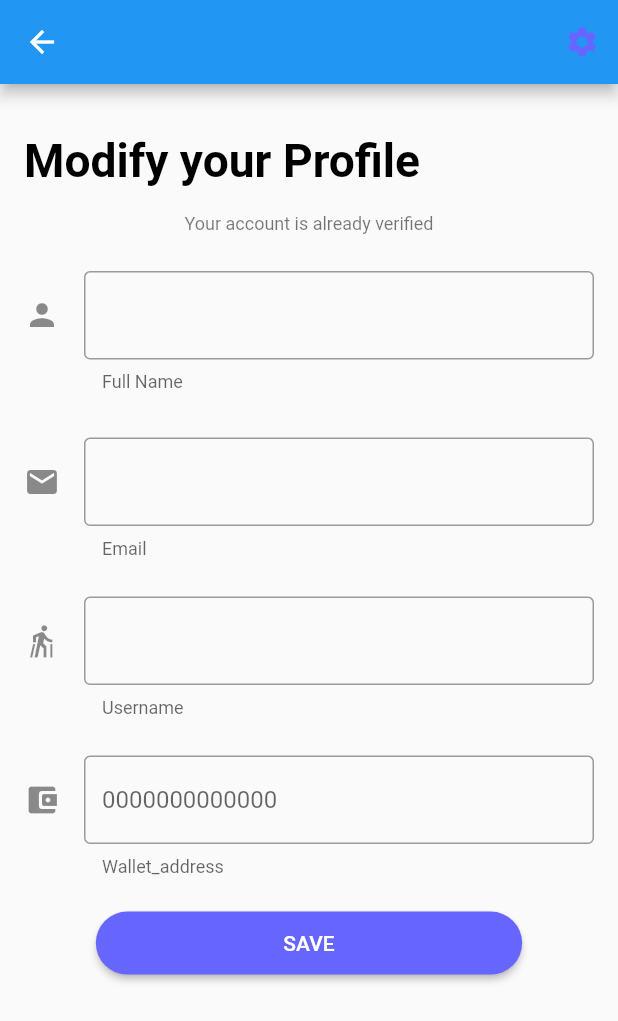
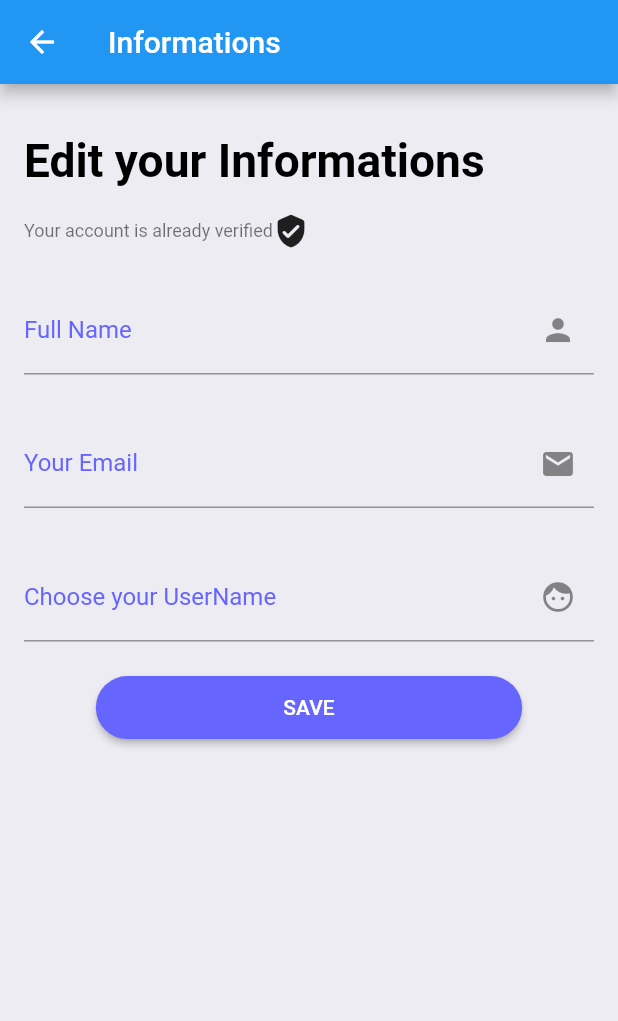
Before and after one commit to youssefzmander/Eventado, a Flutter app: the EditProfilePage screen opened directly, on a phone screen of 412 x 824 dp. Shown: the top 1021 px of the screen. Run offline on Flutter 3.47's test engine with Material 2 defaults, Android fonts, the phone set to English and light mode, and no system bars; our stand-ins replace image_picker, shared_preferences, timezone; accounts and stored records are empty.

Commit message:
profile ui

```diff
--- a/lib/UserHome/events.dart
+++ b/lib/UserHome/events.dart
@@ -51,7 +51,9 @@ class _EventsState extends State<Events> {
         if (snapshot.hasData) {
           int _currentIndex;
           return Scaffold(
+              backgroundColor: Color(0xFFEDECF2),
               appBar: AppBar(
+                backgroundColor: Color(0xFFEDECF2),
                 elevation: 0,
                 title: const Text("My Events"),
                 leading: IconButton(
--- a/lib/drawer_widgets/modifierProfile.dart
+++ b/lib/drawer_widgets/modifierProfile.dart
@@ -11,7 +11,6 @@ import 'dart:convert';
 import 'package:shared_preferences/shared_preferences.dart';
 
 import '../utils/size_config.dart';
-import 'Settings.dart';
 
 class ModifierProfile extends StatefulWidget {
   @override
@@ -35,18 +34,16 @@ class EditProfilePage extends StatefulWidget {
 }
 
 class _EditProfilePageState extends State<EditProfilePage> {
-  bool showPassword = false;
-  late String _id;
+  String? _id;
 
-  String? _f_name;
-  String? _username;
-  String? _email;
-
+  late String? _f_name;
+  late String? _username;
+  late String? _email;
   late SharedPreferences prefs;
 
   final String _baseUrl = "10.0.2.2:3001";
+  final GlobalKey<FormState> _formKey = GlobalKey<FormState>();
 
-  final GlobalKey<FormState> _formKey = GlobalKey<FormState>();
   late Future<bool> fetchedUser;
   Future<bool> fetchUser() async {
     prefs = await SharedPreferences.getInstance();
@@ -67,7 +64,9 @@ class _EditProfilePageState extends State<EditProfilePage> {
   @override
   Widget build(BuildContext context) {
     return Scaffold(
+      backgroundColor: Color(0xFFEDECF2),
       appBar: AppBar(
+        title: const Text("Informations"),
         leading: IconButton(
           icon: const Icon(
             Icons.arrow_back,
@@ -77,49 +76,37 @@ class _EditProfilePageState extends State<EditProfilePage> {
                 context, MaterialPageRoute(builder: (context) => Profile()));
           },
         ),
-        actions: [
-          IconButton(
-            icon: const Icon(
-              Icons.settings,
-              color: color,
-            ),
-            onPressed: () {
-              Navigator.of(context).push(MaterialPageRoute(
-                  builder: (BuildContext context) => Settings()));
-            },
-          ),
-        ],
       ),
       body: Container(
         padding: EdgeInsets.only(left: 16, top: 25, right: 16),
-        child: GestureDetector(
-          onTap: () {
-            FocusScope.of(context).unfocus();
-          },
         child: ListView(
           children: [
-              Text("Modify your Profile", style: headingStyle),
+            Text("Edit your Informations", style: headingStyle),
             const SizedBox(
               height: 15,
             ),
+            Row(
+              children: [
                 Text(
                   "Your account is already verified",
                   textAlign: TextAlign.center,
                   style: Theme.of(context).textTheme.caption,
                 ),
+                Icon(Icons.verified_user_rounded),
+              ],
+            ),
             SizedBox(height: SizeConfig.screenHeight * 0.03),
             Form(
+              key: _formKey,
               child: Column(
                 children: <Widget>[
                   TextFormField(
                       decoration: InputDecoration(
-                        border: const OutlineInputBorder(),
-                        hintText: (_f_name),
-                        icon: Icon(Icons.person),
-                        helperText: "Full Name",
-                        floatingLabelBehavior: FloatingLabelBehavior.always,
+                        suffixIcon: Icon(Icons.person),
+                        border: const UnderlineInputBorder(),
+                        labelText: "Full Name",
                         labelStyle: TextStyle(
-                          color: Color.fromARGB(255, 3, 29, 116),
+                          color: color,
                         ),
                       ),
                       onSaved: (String? value) {
@@ -135,12 +122,11 @@ class _EditProfilePageState extends State<EditProfilePage> {
                   const SizedBox(height: 30),
                   TextFormField(
                     decoration: InputDecoration(
-                      border: const OutlineInputBorder(),
-                      hintText: (_email),
-                      helperText: "Email",
-                      icon: Icon(Icons.email),
+                      suffixIcon: Icon(Icons.email),
+                      border: const UnderlineInputBorder(),
+                      labelText: "Your Email",
                       labelStyle: TextStyle(
-                        color: Colors.grey[400],
+                        color: color,
                       ),
                     ),
                     onSaved: (String? value) {
@@ -156,38 +142,25 @@ class _EditProfilePageState extends State<EditProfilePage> {
                       }
                     },
                   ),
-                  const SizedBox(height: 25),
+                  const SizedBox(height: 30),
                   TextFormField(
-                    decoration: InputDecoration(
-                        hintText: (_username),
-                        icon: Icon(Icons.nordic_walking_sharp),
-                        helperText: "Username",
+                    decoration: const InputDecoration(
+                        suffixIcon: Icon(Icons.face),
+                        labelText: "Choose your UserName",
                         labelStyle: TextStyle(
-                          color: Colors.grey[400],
+                          color: color,
                         ),
-                        border: const OutlineInputBorder()),
+                        border: UnderlineInputBorder()),
                     onSaved: (String? value) {
                       _username = value;
                     },
                     validator: (String? value) {
-                      if (value!.isEmpty || value.length < 8) {
+                      if (value!.isEmpty || value.length < 5) {
                         return "Too short !";
                       } else {
                         return null;
                       }
                     },
-                  ),
-                  const SizedBox(height: 25),
-                  TextFormField(
-                    decoration: InputDecoration(
-                        hintText: ("0000000000000"),
-                        icon: Icon(Icons.account_balance_wallet_rounded),
-                        helperText: "Wallet_address",
-                        labelStyle: TextStyle(
-                          color: Colors.grey[400],
-                        ),
-                        border: const OutlineInputBorder()),
-                    onSaved: (String? value) {},
                   ),
                   const SizedBox(
                     height: 20,
@@ -218,14 +191,23 @@ class _EditProfilePageState extends State<EditProfilePage> {
                           "Content-Type": "application/json; charset=UTF-8"
                         };
                         http
-                            .put(Uri.http(_baseUrl, "/user" + _id),
+                            .put(Uri.http(_baseUrl, "/user/$_id"),
                                 headers: headers, body: json.encode(userData))
                             .then((http.Response response) {
                           if (response.statusCode == 201) {
+                            showDialog(
+                                context: context,
+                                builder: (BuildContext) {
+                                  return const AlertDialog(
+                                    title: Text("Information"),
+                                    content:
+                                        Text("Profile updated successfully"),
+                                  );
+                                });
                             Navigator.push(
                               context,
                               MaterialPageRoute(
-                                builder: (context) => MyHomePage(),
+                                builder: (context) => Profile(),
                               ),
                             );
                           } else {
@@ -244,15 +226,15 @@ class _EditProfilePageState extends State<EditProfilePage> {
                     },
                   ),
                 ],
-              )),
+              ),
+            ),
           ],
-          ),
         ),
       ),
     );
   }
 }
-
+/*
 class EdiImage extends StatefulWidget {
   const EdiImage({Key? key}) : super(key: key);
 
@@ -349,3 +331,4 @@ class _EditImageProfileState extends State<EdiImage> {
     }
   }
 }
+*/
--- a/lib/main.dart
+++ b/lib/main.dart
@@ -1,10 +1,10 @@
 import 'package:flutter/material.dart';
-import 'package:pim/utils/size_config.dart';
 import 'singin.out/welcome_page.dart';
 
 const color = const Color(0xFF6666ff);
 
 void main() {
+  WidgetsFlutterBinding.ensureInitialized();
   runApp(MyApp());
 }
 
--- a/lib/models/event_model.dart
+++ b/lib/models/event_model.dart
@@ -1,7 +1,3 @@
-import 'dart:convert';
-
-import 'package:http/http.dart' as http;
-
 class Event {
   String name;
   String description;
--- a/lib/singin.out/login_page.dart
+++ b/lib/singin.out/login_page.dart
@@ -4,9 +4,7 @@ import '../main.dart';
 import '../UserHome/home.dart';
 import 'package:http/http.dart' as http;
 import 'dart:convert';
-import 'package:path/path.dart';
 import 'package:shared_preferences/shared_preferences.dart';
-import 'package:sqflite/sqflite.dart';
 
 class LoginForm extends StatefulWidget {
   @override
--- a/lib/widgets/bottom_navigation_bar.dart
+++ b/lib/widgets/bottom_navigation_bar.dart
@@ -13,6 +13,7 @@ class HomePageButtonNavigationBar extends StatelessWidget {
   @override
   Widget build(BuildContext context) {
     return BottomNavigationBar(
+      backgroundColor: Color(0xFFEDECF2),
       onTap: (index) {
         if (index == 0)
           Navigator.pushReplacement(
--- a/pubspec.yaml
+++ b/pubspec.yaml
@@ -43,7 +43,9 @@ dependencies:
   shared_preferences: ^2.0.13
   sqflite: ^2.0.2
   font_awesome_flutter: ^9.2.0
-  flutter_svg: ^1.0.3
+  flutter_local_notifications: ^6.0.0
+  timezone: ^0.7.0
+
 
 
 
```
Also changed, not shown: lib/UserHome/Event_info.dart (+4 -3 lines), lib/UserHome/event_detail.dart (+29 -30 lines), lib/drawer_widgets/Profile_page.dart (+20 -4 lines), lib/drawer_widgets/Settings.dart (deleted, +0 -80 lines), lib/drawer_widgets/profileUser.dart (added, +260 -0 lines), lib/event_detail_page.dart (+16 -37 lines), lib/models/profil_model.dart (added, +15 -0 lines), lib/singin.out/singup_page.dart (+14 -10 lines), pubspec.lock. Lines whose indentation alone changed are shown as unchanged.
